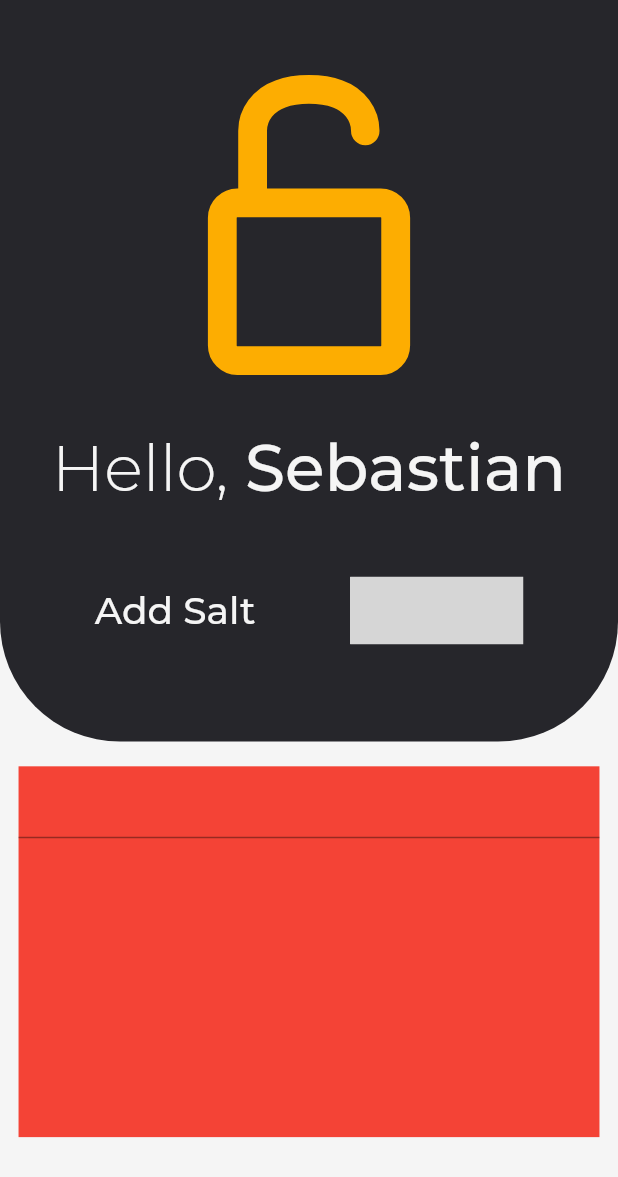
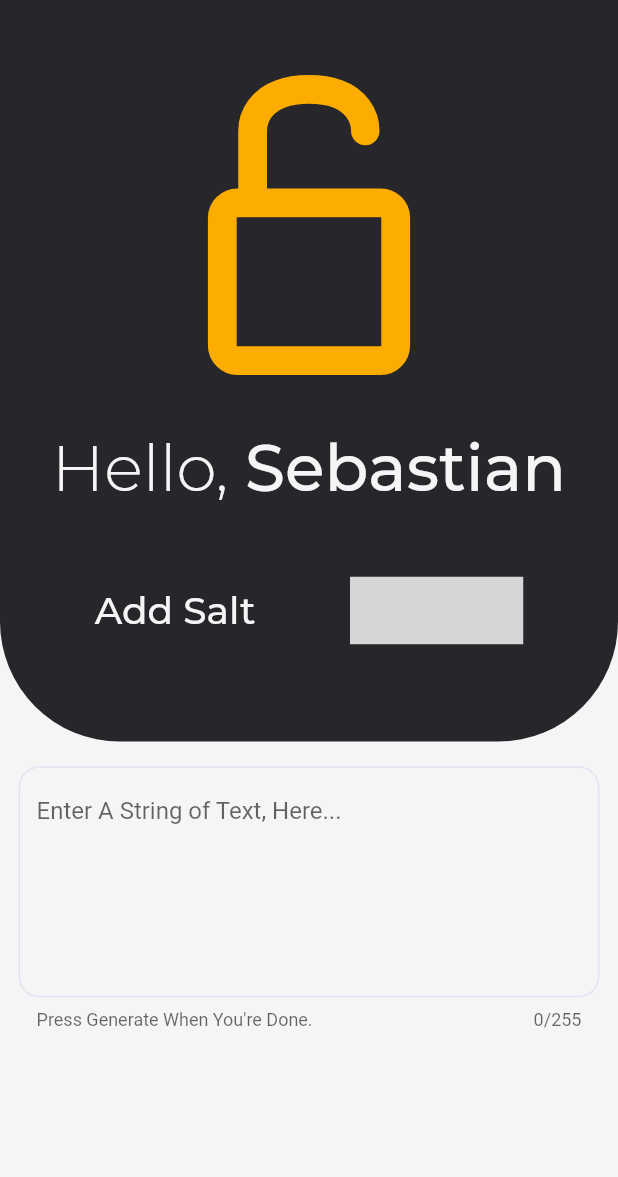
Before and after one commit to xxsbravo/sHashbrown, a Flutter app: the screen it shows after launch, on a phone screen of 412 x 824 dp. Shown: the top 1177 px of the screen. Run offline on Flutter 3.47's test engine with Material 2 defaults, Android fonts, the phone set to English and light mode, and no system bars; drawn by our look-alikes of flare_flutter; grey boxes are pictures that could not be loaded.

Commit message:
Opening the Keyboard no longer hides the TextField Widget. Changed TextField Parameters for stylization purposes.
App is still boring and dumb. Some functionality should be coming in the next commit...

```diff
--- a/lib/colors.dart
+++ b/lib/colors.dart
@@ -6,3 +6,4 @@ import 'package:flutter/material.dart';
   Color primaryColor = Color(0xFF0088CC);
   Color secondaryColor = Color(0xFF00CC8D);
   Color dangerColor = Color(0xFFE80944);
+  Color glacier = Color(0xFFDFE5F0);
--- a/lib/generate-page/generate-body.dart
+++ b/lib/generate-page/generate-body.dart
@@ -1,22 +1,33 @@
 import 'package:flutter/material.dart';
+import 'package:sHashbrown/colors.dart';
 
-class LowerBody extends StatelessWidget
-{
-
+class LowerBody extends StatelessWidget {
   @override
-  Widget build(BuildContext context)
-  {
-    var lrSides = MediaQuery.of(context).size.width*.03;
-    var tlSides = MediaQuery.of(context).size.height*.02;
+  Widget build(BuildContext context) {
+    var lrSides = MediaQuery.of(context).size.width * .03;
+    var tlSides = MediaQuery.of(context).size.height * .02;
     return Container(
-      color: Colors.red,
+      // color: Colors.red,
       width: MediaQuery.of(context).size.width,
-      height: MediaQuery.of(context).size.height*.30,
+      height: MediaQuery.of(context).size.height * .30,
       margin: EdgeInsets.fromLTRB(lrSides, tlSides, lrSides, tlSides),
       child: Column(
         children: <Widget>[
           TextField(
-
+            maxLength: 255,
+            maxLines: 6,
+            decoration: InputDecoration(
+              hintText: "Enter A String of Text, Here...",
+              helperText: "Press Generate When You're Done.",
+              enabledBorder: OutlineInputBorder(
+                borderRadius: BorderRadius.all(Radius.circular(14),),
+                borderSide: BorderSide(color: glacier),
+              ),
+              focusedBorder: OutlineInputBorder(
+                borderRadius: BorderRadius.all(Radius.circular(14),),
+                borderSide: BorderSide(color: glacier),
+              ),
+            ),
           ),
         ],
       ),
--- a/lib/generate-page/shashbrown_generate.dart
+++ b/lib/generate-page/shashbrown_generate.dart
@@ -14,6 +14,7 @@ class Shashbrown extends StatelessWidget {
       body: Container(
         width: MediaQuery.of(context).size.width, //Sets Container Width to screen width
         height: MediaQuery.of(context).size.height, //Sets Container Height to screen height
+        child: SingleChildScrollView(
         child: Column(
           children: <Widget>[
             Align(
@@ -49,6 +50,7 @@ class Shashbrown extends StatelessWidget {
             new LowerBody(),
           ],
         ),
+        ),
       ),
     );
   }
```
